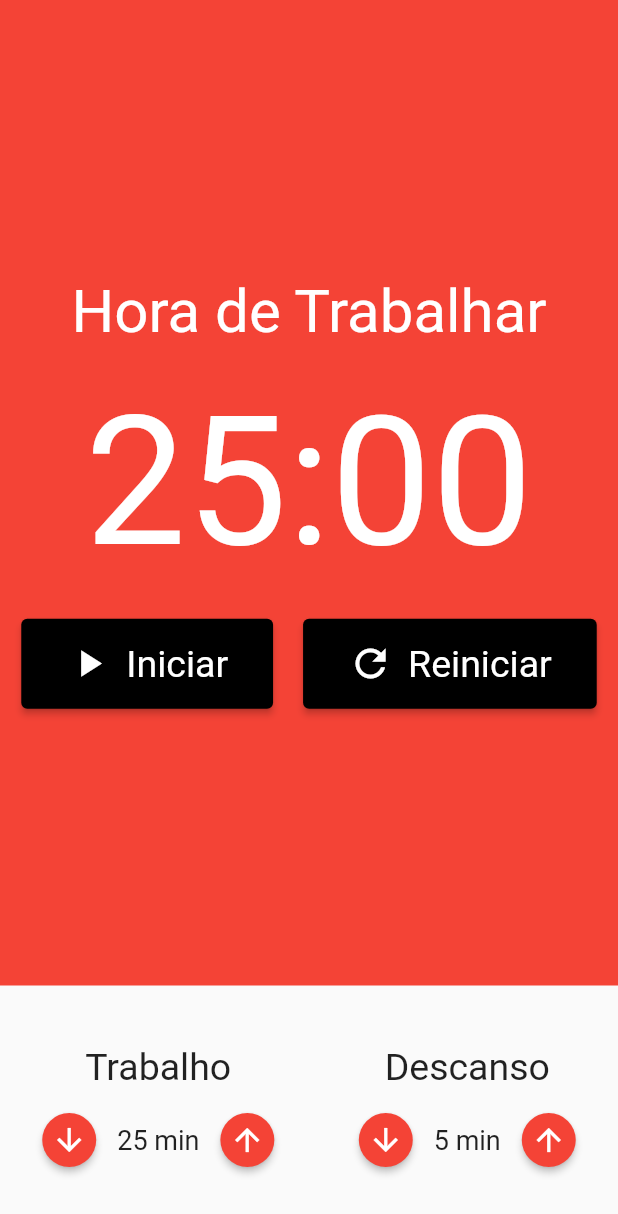
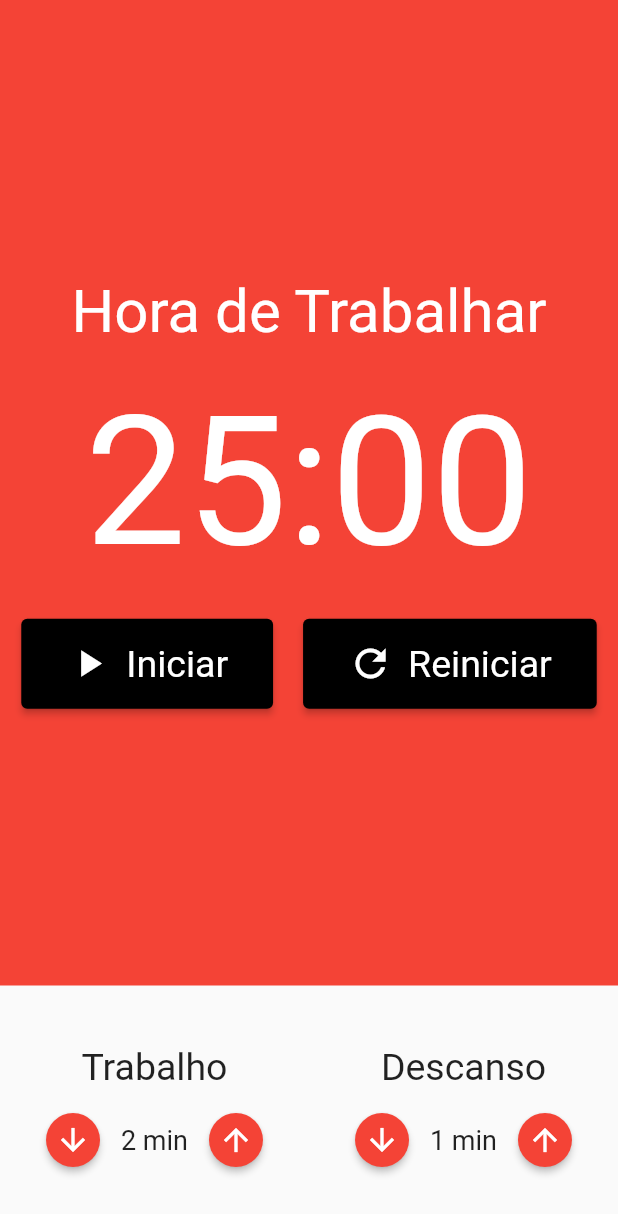
Before and after one commit to WellysonP/Pomodoro, a Flutter app: the screen it shows after launch, on a phone screen of 412 x 824 dp. Shown: the top 1214 px of the screen. Run offline on Flutter 3.47's test engine with Material 2 defaults, Android fonts, the phone set to English and light mode, and no system bars; our stand-ins replace flutter_mobx, mobx; generated files the repository leaves out were written again.

```diff
--- a/lib/components/entrada_tempo.dart
+++ b/lib/components/entrada_tempo.dart
@@ -6,11 +6,15 @@ import 'package:flutter/src/widgets/framework.dart';
 class EntradaTempo extends StatelessWidget {
   final String titulo;
   final int valor;
+  final void Function()? inc;
+  final void Function()? dec;
 
   const EntradaTempo({
     Key? key,
     required this.titulo,
     required this.valor,
+    this.inc,
+    this.dec,
   }) : super(key: key);
 
   @override
@@ -29,7 +33,7 @@ class EntradaTempo extends StatelessWidget {
           mainAxisAlignment: MainAxisAlignment.center,
           children: [
             ElevatedButton(
-              onPressed: () {},
+              onPressed: dec,
               child: Icon(
                 Icons.arrow_downward,
                 color: Colors.white,
@@ -47,7 +51,7 @@ class EntradaTempo extends StatelessWidget {
               ),
             ),
             ElevatedButton(
-              onPressed: () {},
+              onPressed: inc,
               child: Icon(
                 Icons.arrow_upward,
                 color: Colors.white,
--- a/lib/main.dart
+++ b/lib/main.dart
@@ -1,8 +1,10 @@
 import 'package:flutter/material.dart';
 import 'package:flutter_mobx/flutter_mobx.dart';
+import 'package:provider/provider.dart';
 
 import 'pages/pomodoro_page.dart';
 import 'store/contador_store.dart';
+import 'store/pomodoro.store.dart';
 
 void main() {
   runApp(const MyApp());
@@ -12,13 +14,18 @@ class MyApp extends StatelessWidget {
   const MyApp({Key? key}) : super(key: key);
   @override
   Widget build(BuildContext context) {
-    return MaterialApp(
-      debugShowCheckedModeBanner: false,
-      title: 'Flutter Demo',
-      theme: ThemeData(
-        primarySwatch: Colors.blue,
+    return MultiProvider(
+      providers: [
+        Provider<PomodoroStore>(create: (_) => PomodoroStore()),
+      ],
+      child: MaterialApp(
+        debugShowCheckedModeBanner: false,
+        title: 'Flutter Demo',
+        theme: ThemeData(
+          primarySwatch: Colors.blue,
+        ),
+        home: PomodoroPage(),
       ),
-      home: PomodoroPage(),
     );
   }
 }
--- a/lib/pages/pomodoro_page.dart
+++ b/lib/pages/pomodoro_page.dart
@@ -1,39 +1,48 @@
 import 'package:flutter/material.dart';
 import 'package:flutter/src/foundation/key.dart';
 import 'package:flutter/src/widgets/framework.dart';
+import 'package:flutter_mobx/flutter_mobx.dart';
 import 'package:pomodoro/components/cronometro.dart';
 import 'package:pomodoro/components/entrada_tempo.dart';
+import 'package:pomodoro/store/pomodoro.store.dart';
+import 'package:provider/provider.dart';
 
 class PomodoroPage extends StatelessWidget {
   const PomodoroPage({Key? key}) : super(key: key);
 
   @override
   Widget build(BuildContext context) {
+    final store = Provider.of<PomodoroStore>(context);
     return Scaffold(
         body: Column(
       crossAxisAlignment: CrossAxisAlignment.stretch,
       children: [
-          Expanded(
+        const Expanded(
           child: Cronometro(),
         ),
         Padding(
           padding: const EdgeInsets.symmetric(vertical: 40),
-            child: Row(
+          child: Observer(builder: (context) {
+            return Row(
               mainAxisAlignment: MainAxisAlignment.spaceAround,
               children: [
                 EntradaTempo(
+                  inc: store.incrementarTempoTrabalho,
+                  dec: store.decrementarTempoTrabalho,
                   titulo: "Trabalho",
-                  valor: 25,
+                  valor: store.tempoTrabalho,
                 ),
                 EntradaTempo(
+                  inc: store.incrementarTempoDescanso,
+                  dec: store.decrementarTempoDescanso,
                   titulo: "Descanso",
-                  valor: 5,
+                  valor: store.tempoDescanso,
                 ),
               ],
-            ),
+            );
+          }),
         ),
       ],
-      ),
-    );
+    ));
   }
 }
--- a/lib/store/pomodoro.store.dart
+++ b/lib/store/pomodoro.store.dart
@@ -18,6 +18,9 @@ abstract class _PomodoroStore with Store {
 
   @action
   void decrementarTempoTrabalho() {
+    if (tempoTrabalho <= 0) {
+      return;
+    }
     tempoTrabalho--;
   }
 
@@ -28,6 +31,9 @@ abstract class _PomodoroStore with Store {
 
   @action
   void decrementarTempoDescanso() {
+    if (tempoDescanso <= 0) {
+      return;
+    }
     tempoDescanso--;
   }
 }
```
Lines whose indentation alone changed are shown as unchanged.
